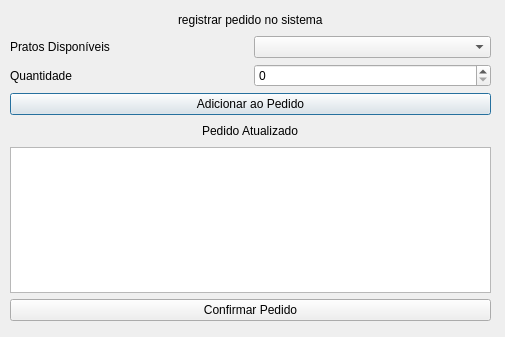
Above: telacontabilizarpedido.ui from jujubsfs/restify3 before the change. Below: the same form after it.
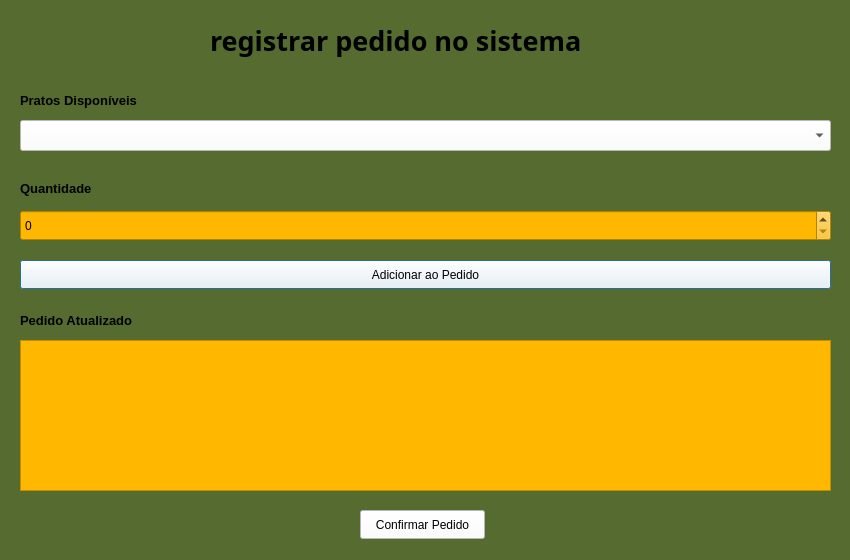
That is the form after the change.

The edit to the form file:
```diff
--- a/telacontabilizarpedido.ui
+++ b/telacontabilizarpedido.ui
@@ -6,147 +6,163 @@
    <rect>
     <x>0</x>
     <y>0</y>
-    <width>505</width>
-    <height>337</height>
+    <width>850</width>
+    <height>560</height>
    </rect>
   </property>
   <property name="windowTitle">
    <string>Dialog</string>
   </property>
-  <widget class="QWidget" name="">
+  <property name="styleSheet">
+   <string notr="true">background-color: #556B2F</string>
+  </property>
+  <widget class="QLabel" name="label">
    <property name="geometry">
     <rect>
-     <x>10</x>
-     <y>10</y>
-     <width>481</width>
-     <height>311</height>
+     <x>210</x>
+     <y>20</y>
+     <width>501</width>
+     <height>41</height>
     </rect>
    </property>
-   <layout class="QVBoxLayout" name="verticalLayout_2">
-    <item>
-     <layout class="QVBoxLayout" name="verticalLayout">
-      <item>
-       <layout class="QHBoxLayout" name="horizontalLayout">
-        <item>
-         <spacer name="horizontalSpacer">
-          <property name="orientation">
-           <enum>Qt::Orientation::Horizontal</enum>
-          </property>
-          <property name="sizeHint" stdset="0">
-           <size>
-            <width>40</width>
-            <height>20</height>
-           </size>
-          </property>
-         </spacer>
-        </item>
-        <item>
-         <widget class="QLabel" name="label">
-          <property name="text">
-           <string>registrar pedido no sistema</string>
-          </property>
-         </widget>
-        </item>
-        <item>
-         <spacer name="horizontalSpacer_2">
-          <property name="orientation">
-           <enum>Qt::Orientation::Horizontal</enum>
-          </property>
-          <property name="sizeHint" stdset="0">
-           <size>
-            <width>40</width>
-            <height>20</height>
-           </size>
-          </property>
-         </spacer>
-        </item>
-       </layout>
-      </item>
-      <item>
-       <layout class="QHBoxLayout" name="horizontalLayout_2">
-        <item>
-         <widget class="QLabel" name="label_2">
-          <property name="text">
-           <string>Pratos Disponíveis</string>
-          </property>
-         </widget>
-        </item>
-        <item>
-         <widget class="QComboBox" name="comboBox"/>
-        </item>
-       </layout>
-      </item>
-      <item>
-       <layout class="QHBoxLayout" name="horizontalLayout_3">
-        <item>
-         <widget class="QLabel" name="label_3">
-          <property name="text">
-           <string>Quantidade</string>
-          </property>
-         </widget>
-        </item>
-        <item>
-         <widget class="QSpinBox" name="spinBox"/>
-        </item>
-       </layout>
-      </item>
-      <item>
-       <widget class="QPushButton" name="pushButton">
-        <property name="text">
-         <string>Adicionar ao Pedido</string>
-        </property>
-       </widget>
-      </item>
-      <item>
-       <layout class="QHBoxLayout" name="horizontalLayout_4">
-        <item>
-         <spacer name="horizontalSpacer_3">
-          <property name="orientation">
-           <enum>Qt::Orientation::Horizontal</enum>
-          </property>
-          <property name="sizeHint" stdset="0">
-           <size>
-            <width>40</width>
-            <height>20</height>
-           </size>
-          </property>
-         </spacer>
-        </item>
-        <item>
-         <widget class="QLabel" name="label_4">
-          <property name="text">
-           <string>Pedido Atualizado</string>
-          </property>
-         </widget>
-        </item>
-        <item>
-         <spacer name="horizontalSpacer_4">
-          <property name="orientation">
-           <enum>Qt::Orientation::Horizontal</enum>
-          </property>
-          <property name="sizeHint" stdset="0">
-           <size>
-            <width>40</width>
-            <height>20</height>
-           </size>
-          </property>
-         </spacer>
-        </item>
-       </layout>
-      </item>
-     </layout>
-    </item>
-    <item>
-     <widget class="QTableView" name="tableView"/>
-    </item>
-    <item>
-     <widget class="QPushButton" name="pushButton_2">
-      <property name="text">
-       <string>Confirmar Pedido</string>
-      </property>
-     </widget>
-    </item>
-   </layout>
+   <property name="font">
+    <font>
+     <family>Segoe Script</family>
+     <pointsize>20</pointsize>
+     <bold>true</bold>
+    </font>
+   </property>
+   <property name="text">
+    <string>registrar pedido no sistema</string>
+   </property>
+  </widget>
+  <widget class="QLabel" name="label_2">
+   <property name="geometry">
+    <rect>
+     <x>20</x>
+     <y>90</y>
+     <width>191</width>
+     <height>21</height>
+    </rect>
+   </property>
+   <property name="font">
+    <font>
+     <pointsize>10</pointsize>
+     <bold>true</bold>
+    </font>
+   </property>
+   <property name="text">
+    <string>Pratos Disponíveis</string>
+   </property>
+  </widget>
+  <widget class="QComboBox" name="comboBox">
+   <property name="geometry">
+    <rect>
+     <x>20</x>
+     <y>120</y>
+     <width>811</width>
+     <height>31</height>
+    </rect>
+   </property>
+   <property name="styleSheet">
+    <string notr="true">background-color: rgb(255, 255, 255);</string>
+   </property>
+  </widget>
+  <widget class="QLabel" name="label_3">
+   <property name="geometry">
+    <rect>
+     <x>20</x>
+     <y>180</y>
+     <width>171</width>
+     <height>16</height>
+    </rect>
+   </property>
+   <property name="font">
+    <font>
+     <pointsize>10</pointsize>
+     <bold>true</bold>
+    </font>
+   </property>
+   <property name="text">
+    <string>Quantidade</string>
+   </property>
+  </widget>
+  <widget class="QSpinBox" name="spinBox">
+   <property name="geometry">
+    <rect>
+     <x>20</x>
+     <y>210</y>
+     <width>811</width>
+     <height>31</height>
+    </rect>
+   </property>
+   <property name="styleSheet">
+    <string notr="true">background-color: rgb(255, 183, 0);</string>
+   </property>
+  </widget>
+  <widget class="QPushButton" name="pushButton">
+   <property name="geometry">
+    <rect>
+     <x>20</x>
+     <y>260</y>
+     <width>811</width>
+     <height>29</height>
+    </rect>
+   </property>
+   <property name="styleSheet">
+    <string notr="true">background-color: rgb(255, 255, 255);</string>
+   </property>
+   <property name="text">
+    <string>Adicionar ao Pedido</string>
+   </property>
+  </widget>
+  <widget class="QLabel" name="label_4">
+   <property name="geometry">
+    <rect>
+     <x>20</x>
+     <y>310</y>
+     <width>171</width>
+     <height>20</height>
+    </rect>
+   </property>
+   <property name="font">
+    <font>
+     <pointsize>10</pointsize>
+     <bold>true</bold>
+    </font>
+   </property>
+   <property name="text">
+    <string>Pedido Atualizado</string>
+   </property>
+  </widget>
+  <widget class="QTableView" name="tableView">
+   <property name="geometry">
+    <rect>
+     <x>20</x>
+     <y>340</y>
+     <width>811</width>
+     <height>151</height>
+    </rect>
+   </property>
+   <property name="styleSheet">
+    <string notr="true">background-color: rgb(255, 183, 0);</string>
+   </property>
+  </widget>
+  <widget class="QPushButton" name="pushButton_2">
+   <property name="geometry">
+    <rect>
+     <x>360</x>
+     <y>510</y>
+     <width>125</width>
+     <height>29</height>
+    </rect>
+   </property>
+   <property name="styleSheet">
+    <string notr="true">background-color: rgb(255, 255, 255);</string>
+   </property>
+   <property name="text">
+    <string>Confirmar Pedido</string>
+   </property>
   </widget>
  </widget>
  <resources/>
```
